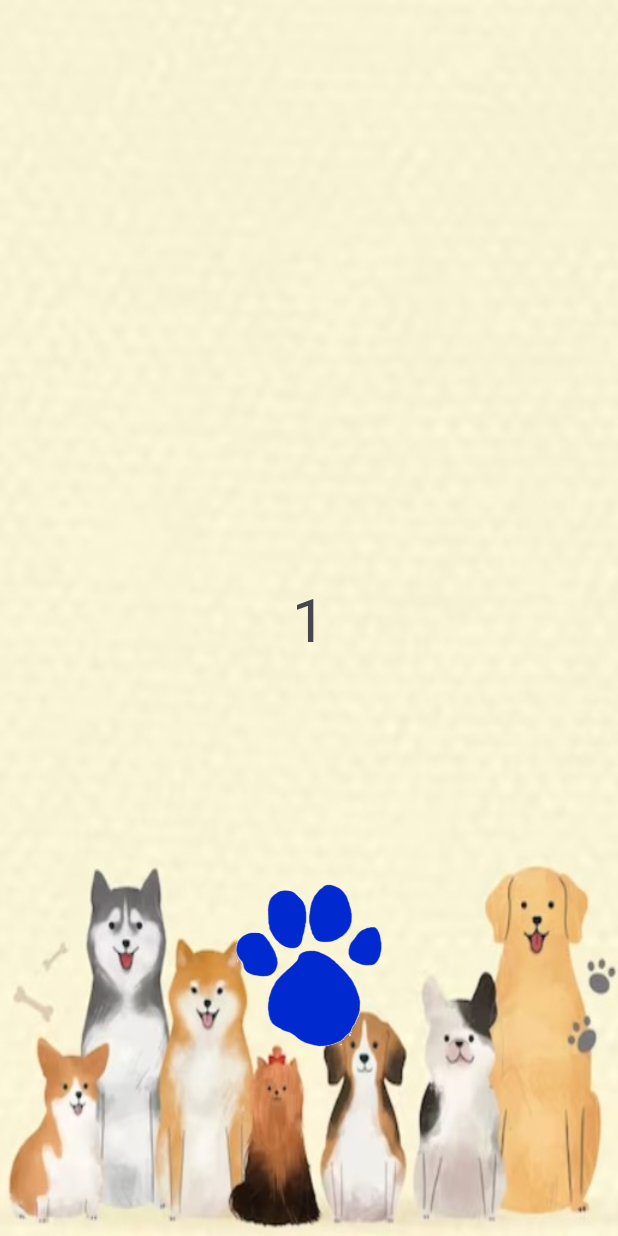
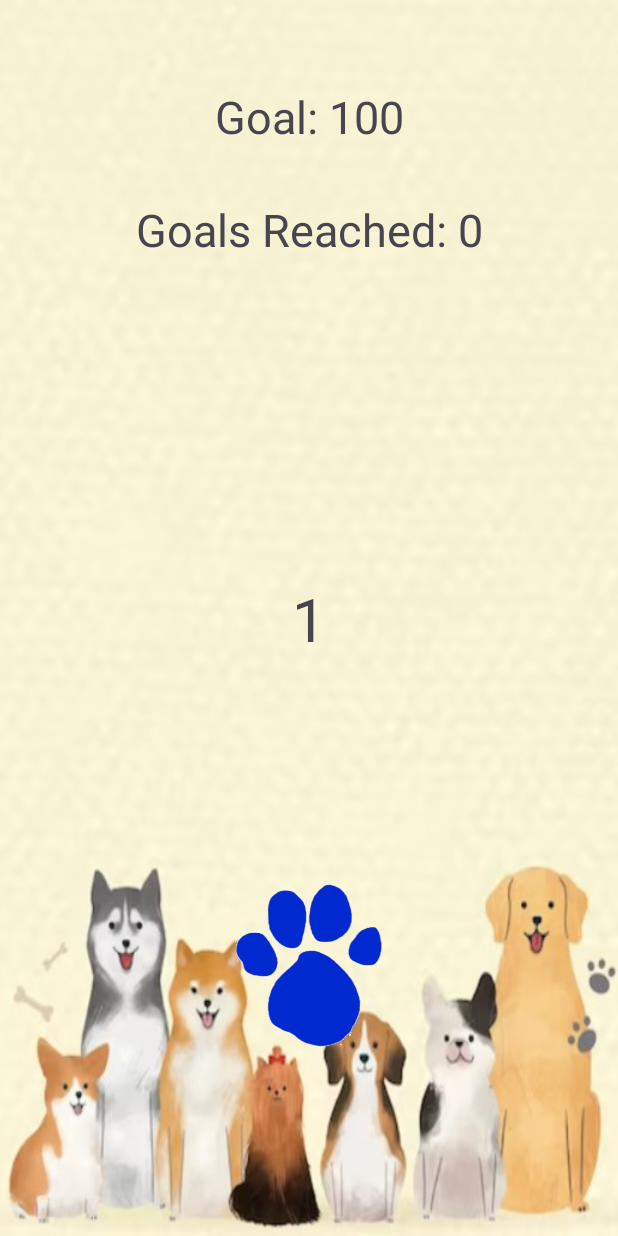
Before and after one commit to sivaanand13/Lab1-Tap_Counter_App, an Android app: the screen it shows after launch (MainActivity), after a tap on "Paw Button", on a phone screen of 412 x 824 dp. Run offline under Robolectric (Android 15) with nearby library versions, the phone set to English and light mode, and no system bars.

Commit message:
Adding stretch features

```diff
--- a/app/src/main/java/com/example/lab1_tap_counter_app/MainActivity.kt
+++ b/app/src/main/java/com/example/lab1_tap_counter_app/MainActivity.kt
@@ -10,23 +10,42 @@ import android.widget.TextView
 class MainActivity : AppCompatActivity() {
     var counter = 0
     var increment = 1
+    var upgraded = false
+    var currentGoal = 100;
+    var goalsReached = 0;
     override fun onCreate(savedInstanceState: Bundle?) {
         super.onCreate(savedInstanceState)
         setContentView(R.layout.activity_main)
 
         val textView = findViewById<TextView>(R.id.counter)
+        val goalView = findViewById<TextView>(R.id.currentGoal)
+        val goalsReachedView = findViewById<TextView>(R.id.goalsReached)
         textView.text = counter.toString()
         val button = findViewById<ImageButton>(R.id.counterButton)
         val upgradeButton = findViewById<Button>(R.id.upgradeButton)
+        upgradeButton.visibility= View.GONE
+        goalView.text = "Goal: $currentGoal"
+        goalsReachedView.text = "Goals Reached: $goalsReached"
+
         button.setOnClickListener{
             counter += increment
             textView.text = counter.toString()
-            if (counter >= 100) {
+            if (counter >= 100 && !upgraded) {
+                upgraded = true
                 upgradeButton.visibility= View.VISIBLE
-                upgradeButton.setOnClickListener{
-                    increment = 2
-                }
+
             }
+            if (counter >= currentGoal) {
+                currentGoal += 100
+                goalsReached ++
+                goalView.text = "Goal: $currentGoal"
+                goalsReachedView.text = "Goal Reached: $goalsReached"
+            }
+        }
+
+        upgradeButton.setOnClickListener{
+            increment = 2
+            upgradeButton.visibility= View.GONE
         }
     }
     /*
--- a/app/src/main/res/layout/activity_main.xml
+++ b/app/src/main/res/layout/activity_main.xml
@@ -16,6 +16,17 @@
         app:layout_constraintEnd_toEndOf="parent"
         app:layout_constraintStart_toStartOf="parent"
         app:layout_constraintTop_toTopOf="parent" />
+
+    <TextView
+        android:id="@+id/currentGoal"
+        android:layout_width="wrap_content"
+        android:layout_height="wrap_content"
+        android:textSize="30sp"
+        app:layout_constraintBottom_toTopOf="@+id/upgradeButton"
+        app:layout_constraintEnd_toEndOf="parent"
+        app:layout_constraintStart_toStartOf="parent"
+        app:layout_constraintTop_toTopOf="parent"
+        app:layout_constraintVertical_bias="0.377" />
 
     <ImageButton
         android:id="@+id/counterButton"
@@ -45,4 +56,15 @@
         app:layout_constraintTop_toTopOf="parent"
         app:layout_constraintVertical_bias="0.501" />
 
+    <TextView
+        android:id="@+id/goalsReached"
+        android:layout_width="wrap_content"
+        android:layout_height="wrap_content"
+        android:textSize="30sp"
+        app:layout_constraintBottom_toTopOf="@+id/upgradeButton"
+        app:layout_constraintEnd_toEndOf="parent"
+        app:layout_constraintStart_toStartOf="parent"
+        app:layout_constraintTop_toBottomOf="@+id/currentGoal"
+        app:layout_constraintVertical_bias="0.638" />
+
 </androidx.constraintlayout.widget.ConstraintLayout>
```
